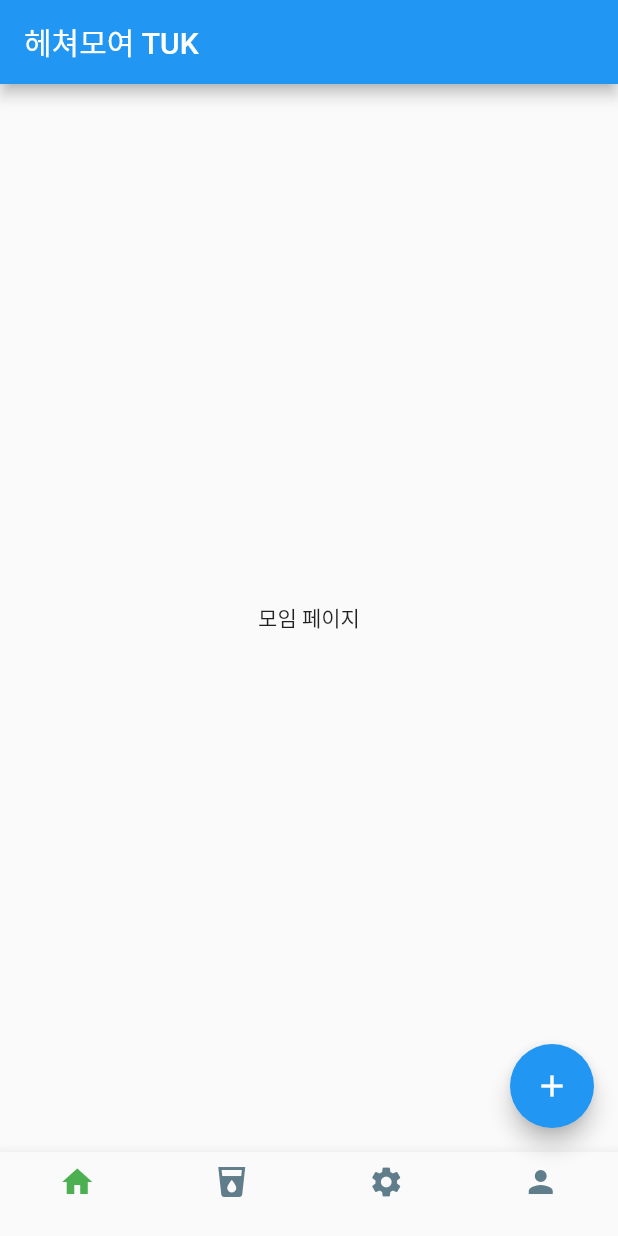
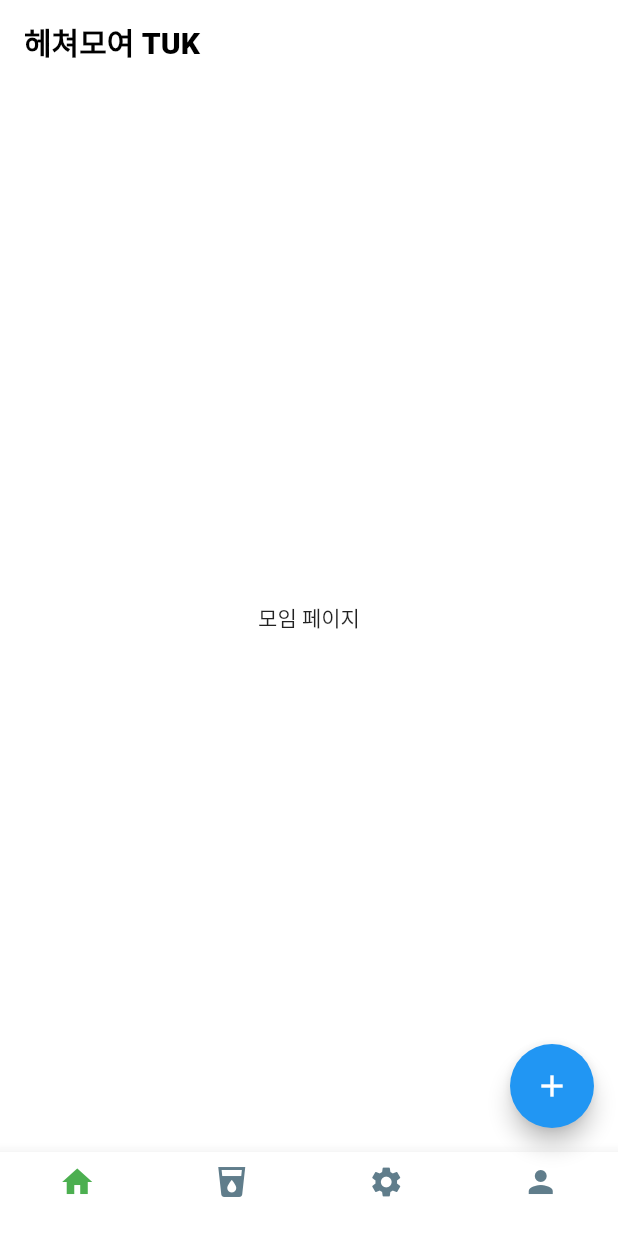
Before and after one commit to doubleS19/haemo-Front, a Flutter app: the HomePage screen opened directly, on a phone screen of 412 x 824 dp. Run offline on Flutter 3.47's test engine with Material 2 defaults, Android fonts, the phone set to English and light mode, and no system bars; our stand-ins replace get.

Commit message:
design: 각 페이지 및 앱바 디자인

```diff
--- a/lib/Page/clubPage.dart
+++ b/lib/Page/clubPage.dart
@@ -29,8 +29,9 @@ class ClubPage extends StatefulWidget {
 class _ClubPageState extends State<ClubPage> {
   @override
   Widget build(BuildContext context) {
-    return const Scaffold(
-      body: Center(child: Text("소모임")),
+    return Scaffold(
+      body: Container(
+          alignment: Alignment.center, color: Colors.white, child: Text("소모임")),
     );
   }
 }
--- a/lib/Page/homePage.dart
+++ b/lib/Page/homePage.dart
@@ -59,13 +59,21 @@ class _HomePageState extends State<HomePage> {
   Widget build(BuildContext context) {
     return Scaffold(
       appBar: AppBar(
-        title: Text(widget.title),
+        elevation: 0.0,
+        title: Align(
+            alignment: Alignment.centerLeft,
+            child: Text(widget.title,
+                textAlign: TextAlign.left,
+                style: const TextStyle(fontWeight: FontWeight.w800))),
+        backgroundColor: Colors.white,
+        foregroundColor: Colors.black,
         automaticallyImplyLeading: false,
       ),
       body: SafeArea(
         child: _widgetOptions.elementAt(_selectedIndex),
       ),
       bottomNavigationBar: BottomNavigationBar(
+        backgroundColor: Colors.white,
         type: BottomNavigationBarType.fixed,
         items: const <BottomNavigationBarItem>[
           BottomNavigationBarItem(icon: Icon(Icons.home), label: ""),
--- a/lib/Page/meetingPage.dart
+++ b/lib/Page/meetingPage.dart
@@ -29,8 +29,11 @@ class MeetingPage extends StatefulWidget {
 class _HomePageState extends State<MeetingPage> {
   @override
   Widget build(BuildContext context) {
-    return const Scaffold(
-      body: Center(child: Text("모임 페이지")),
+    return Scaffold(
+      body: Container(
+          alignment: Alignment.center,
+          color: Colors.white,
+          child: Text("모임 페이지")),
     );
   }
 }
```
Also changed, not shown: lib/Page/myPage.dart (+5 -2 lines), lib/Page/recommendPage.dart (+5 -2 lines).
